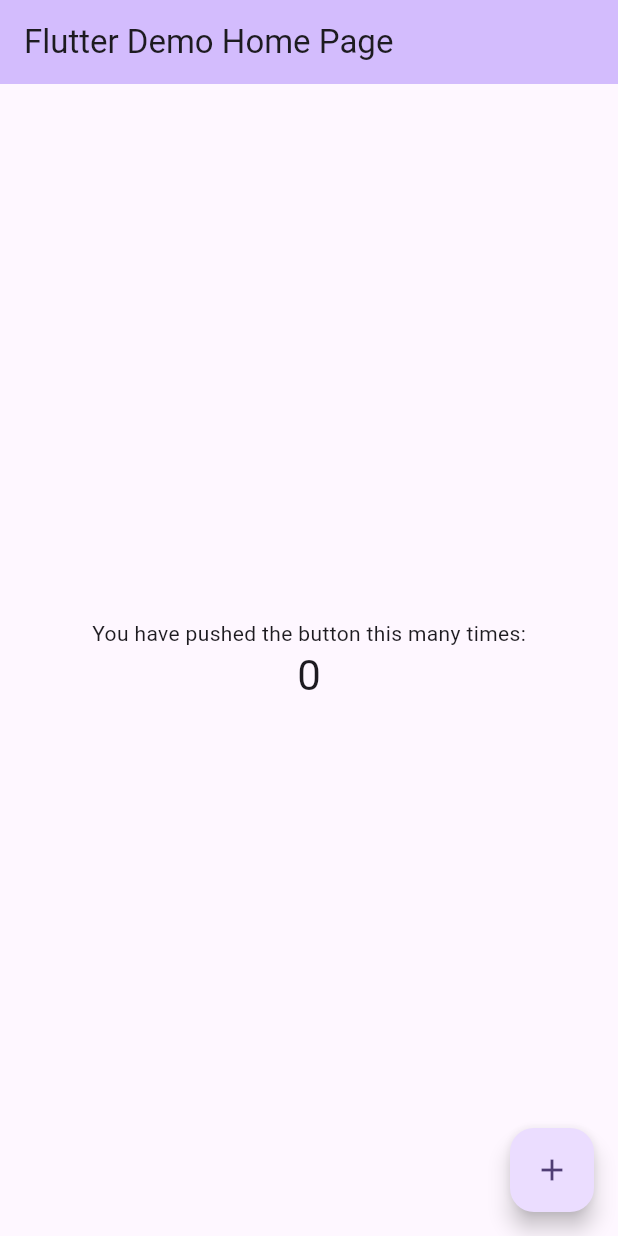
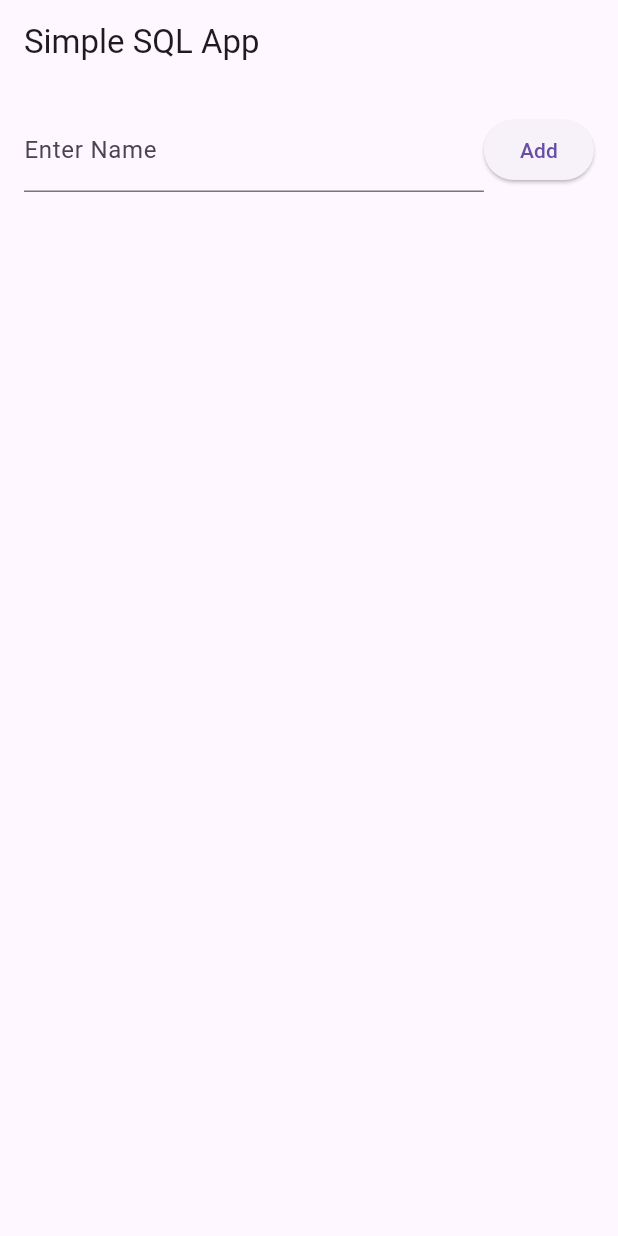
Before and after one commit to leyyenahsophie/Flutter-local-storage-with-SQLite-Images, a Flutter app: the screen it shows after launch, on a phone screen of 412 x 824 dp. Run offline on Flutter 3.47's test engine with Material 3 defaults, Android fonts, the phone set to English and light mode, and no system bars; our stand-ins replace sqflite; accounts and stored records are empty.

```diff
--- a/lib/main.dart
+++ b/lib/main.dart
@@ -1,125 +1,100 @@
 import 'package:flutter/material.dart';
+import 'database_helper.dart';
 
-void main() {
-  runApp(const MyApp());
+void main() async {
+  WidgetsFlutterBinding.ensureInitialized();
+  final dbHelper = DatabaseHelper();
+  await dbHelper.init();
+  runApp(MyApp(dbHelper: dbHelper));
 }
 
 class MyApp extends StatelessWidget {
-  const MyApp({super.key});
+  final DatabaseHelper dbHelper;
 
-  // This widget is the root of your application.
+  const MyApp({Key? key, required this.dbHelper}) : super(key: key);
+
   @override
   Widget build(BuildContext context) {
     return MaterialApp(
-      title: 'Flutter Demo',
-      theme: ThemeData(
-        // This is the theme of your application.
-        //
-        // TRY THIS: Try running your application with "flutter run". You'll see
-        // the application has a purple toolbar. Then, without quitting the app,
-        // try changing the seedColor in the colorScheme below to Colors.green
-        // and then invoke "hot reload" (save your changes or press the "hot
-        // reload" button in a Flutter-supported IDE, or press "r" if you used
-        // the command line to start the app).
-        //
-        // Notice that the counter didn't reset back to zero; the application
-        // state is not lost during the reload. To reset the state, use hot
-        // restart instead.
-        //
-        // This works for code too, not just values: Most code changes can be
-        // tested with just a hot reload.
-        colorScheme: ColorScheme.fromSeed(seedColor: Colors.deepPurple),
-        useMaterial3: true,
-      ),
-      home: const MyHomePage(title: 'Flutter Demo Home Page'),
+      home: HomeScreen(dbHelper: dbHelper),
     );
   }
 }
 
-class MyHomePage extends StatefulWidget {
-  const MyHomePage({super.key, required this.title});
+class HomeScreen extends StatefulWidget {
+  final DatabaseHelper dbHelper;
 
-  // This widget is the home page of your application. It is stateful, meaning
-  // that it has a State object (defined below) that contains fields that affect
-  // how it looks.
-
-  // This class is the configuration for the state. It holds the values (in this
-  // case the title) provided by the parent (in this case the App widget) and
-  // used by the build method of the State. Fields in a Widget subclass are
-  // always marked "final".
-
-  final String title;
+  const HomeScreen({Key? key, required this.dbHelper}) : super(key: key);
 
   @override
-  State<MyHomePage> createState() => _MyHomePageState();
+  _HomeScreenState createState() => _HomeScreenState();
 }
 
-class _MyHomePageState extends State<MyHomePage> {
-  int _counter = 0;
+class _HomeScreenState extends State<HomeScreen> {
+  List<Map<String, dynamic>> _records = [];
+  final TextEditingController _nameController = TextEditingController();
 
-  void _incrementCounter() {
+  @override
+  void initState() {
+    super.initState();
+    _loadRecords();
+  }
+
+  Future<void> _loadRecords() async {
+    final data = await widget.dbHelper.queryAllRows();
     setState(() {
-      // This call to setState tells the Flutter framework that something has
-      // changed in this State, which causes it to rerun the build method below
-      // so that the display can reflect the updated values. If we changed
-      // _counter without calling setState(), then the build method would not be
-      // called again, and so nothing would appear to happen.
-      _counter++;
+      _records = data;
     });
+  }
+
+  Future<void> _addRecord() async {
+    if (_nameController.text.isEmpty) return;
+    await widget.dbHelper.insert({'name': _nameController.text});
+    _nameController.clear();
+    _loadRecords();
+  }
+
+  Future<void> _deleteRecord(int id) async {
+    await widget.dbHelper.delete(id);
+    _loadRecords();
   }
 
   @override
   Widget build(BuildContext context) {
-    // This method is rerun every time setState is called, for instance as done
-    // by the _incrementCounter method above.
-    //
-    // The Flutter framework has been optimized to make rerunning build methods
-    // fast, so that you can just rebuild anything that needs updating rather
-    // than having to individually change instances of widgets.
     return Scaffold(
-      appBar: AppBar(
-        // TRY THIS: Try changing the color here to a specific color (to
-        // Colors.amber, perhaps?) and trigger a hot reload to see the AppBar
-        // change color while the other colors stay the same.
-        backgroundColor: Theme.of(context).colorScheme.inversePrimary,
-        // Here we take the value from the MyHomePage object that was created by
-        // the App.build method, and use it to set our appbar title.
-        title: Text(widget.title),
+      appBar: AppBar(title: const Text('Simple SQL App')),
+      body: Column(
+        children: [
+          Padding(
+            padding: const EdgeInsets.all(16.0),
+            child: Row(
+              children: [
+                Expanded(
+                  child: TextField(
+                    controller: _nameController,
+                    decoration: const InputDecoration(labelText: 'Enter Name'),
+                  ),
+                ),
+                ElevatedButton(onPressed: _addRecord, child: const Text('Add')),
+              ],
+            ),
+          ),
+          Expanded(
+            child: ListView.builder(
+              itemCount: _records.length,
+              itemBuilder: (context, index) {
+                return ListTile(
+                  title: Text(_records[index]['name']),
+                  trailing: IconButton(
+                    icon: const Icon(Icons.delete, color: Colors.red),
+                    onPressed: () => _deleteRecord(_records[index]['_id']),
+                  ),
+                );
+              },
+            ),
+          ),
+        ],
       ),
-      body: Center(
-        // Center is a layout widget. It takes a single child and positions it
-        // in the middle of the parent.
-        child: Column(
-          // Column is also a layout widget. It takes a list of children and
-          // arranges them vertically. By default, it sizes itself to fit its
-          // children horizontally, and tries to be as tall as its parent.
-          //
-          // Column has various properties to control how it sizes itself and
-          // how it positions its children. Here we use mainAxisAlignment to
-          // center the children vertically; the main axis here is the vertical
-          // axis because Columns are vertical (the cross axis would be
-          // horizontal).
-          //
-          // TRY THIS: Invoke "debug painting" (choose the "Toggle Debug Paint"
-          // action in the IDE, or press "p" in the console), to see the
-          // wireframe for each widget.
-          mainAxisAlignment: MainAxisAlignment.center,
-          children: <Widget>[
-            const Text(
-              'You have pushed the button this many times:',
-            ),
-            Text(
-              '$_counter',
-              style: Theme.of(context).textTheme.headlineMedium,
-            ),
-          ],
-        ),
-      ),
-      floatingActionButton: FloatingActionButton(
-        onPressed: _incrementCounter,
-        tooltip: 'Increment',
-        child: const Icon(Icons.add),
-      ), // This trailing comma makes auto-formatting nicer for build methods.
     );
   }
 }
--- a/pubspec.yaml
+++ b/pubspec.yaml
@@ -30,6 +30,8 @@ environment:
 dependencies:
   flutter:
     sdk: flutter
+  sqflite: any
+  path_provider: any
 
   # The following adds the Cupertino Icons font to your application.
   # Use with the CupertinoIcons class for iOS style icons.
```
Also changed, not shown: lib/database_helper.dart (added, +79 -0 lines), pubspec.lock, 1 other file.
